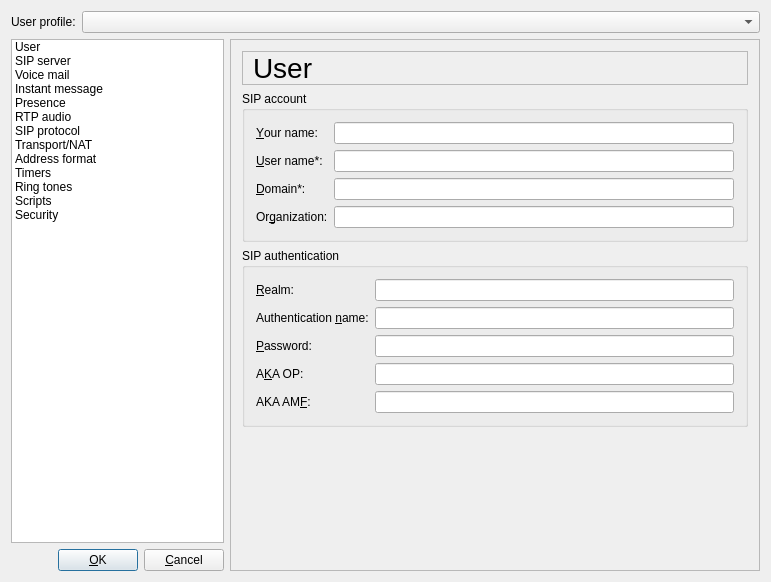
fbriere/twinkle, file src/gui/userprofileform.ui: the form before one commit.
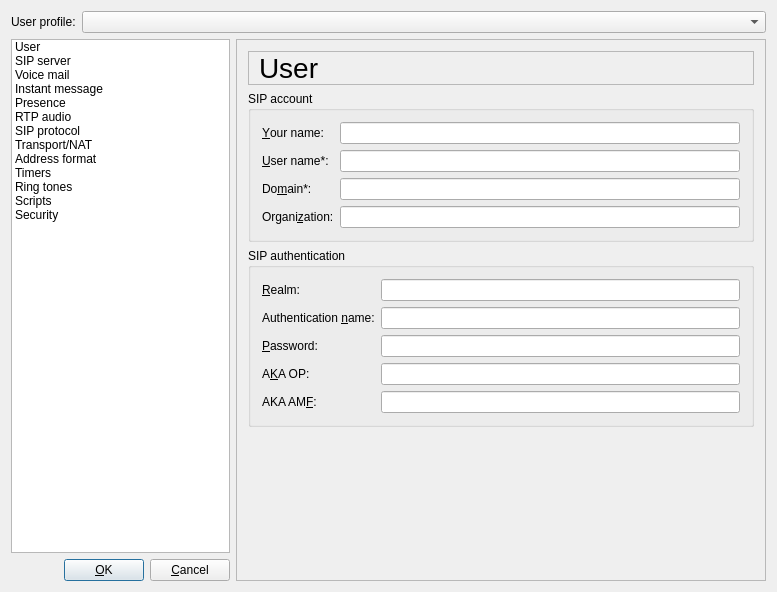
The form after the commit. Icons and pictures are not drawn.

The edit to the form file:
```diff
--- a/src/gui/userprofileform.ui
+++ b/src/gui/userprofileform.ui
@@ -6,8 +6,8 @@
    <rect>
     <x>0</x>
     <y>0</y>
-    <width>771</width>
-    <height>582</height>
+    <width>777</width>
+    <height>592</height>
    </rect>
   </property>
   <property name="windowTitle">
@@ -294,7 +294,7 @@
           <item row="2" column="0">
            <widget class="QLabel" name="domainTextLabel">
             <property name="text">
-             <string>&amp;Domain*:</string>
+             <string>Do&amp;main*:</string>
             </property>
             <property name="wordWrap">
              <bool>false</bool>
@@ -307,7 +307,7 @@
           <item row="3" column="0">
            <widget class="QLabel" name="organizationTextLabel">
             <property name="text">
-             <string>Or&amp;ganization:</string>
+             <string>Organi&amp;zation:</string>
             </property>
             <property name="wordWrap">
              <bool>false</bool>
```
Left out of the diff: 264 changed lines with no effect on the pictures.
